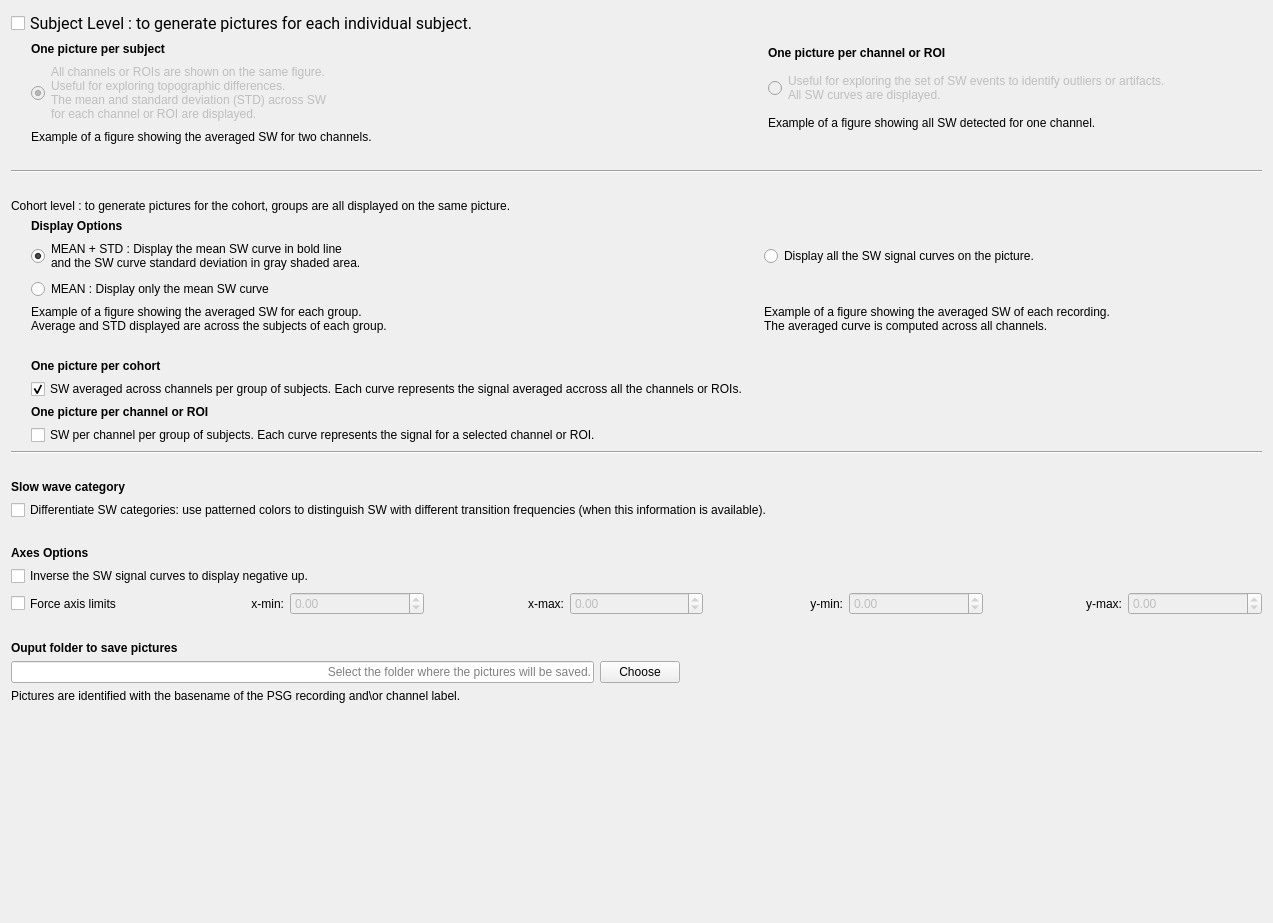
SnoozToolbox/snooz-package-ceams, file tools/CEAMSTools/SlowWaveImages/OutputFiles/Ui_OutputFiles.ui: the form before one commit.
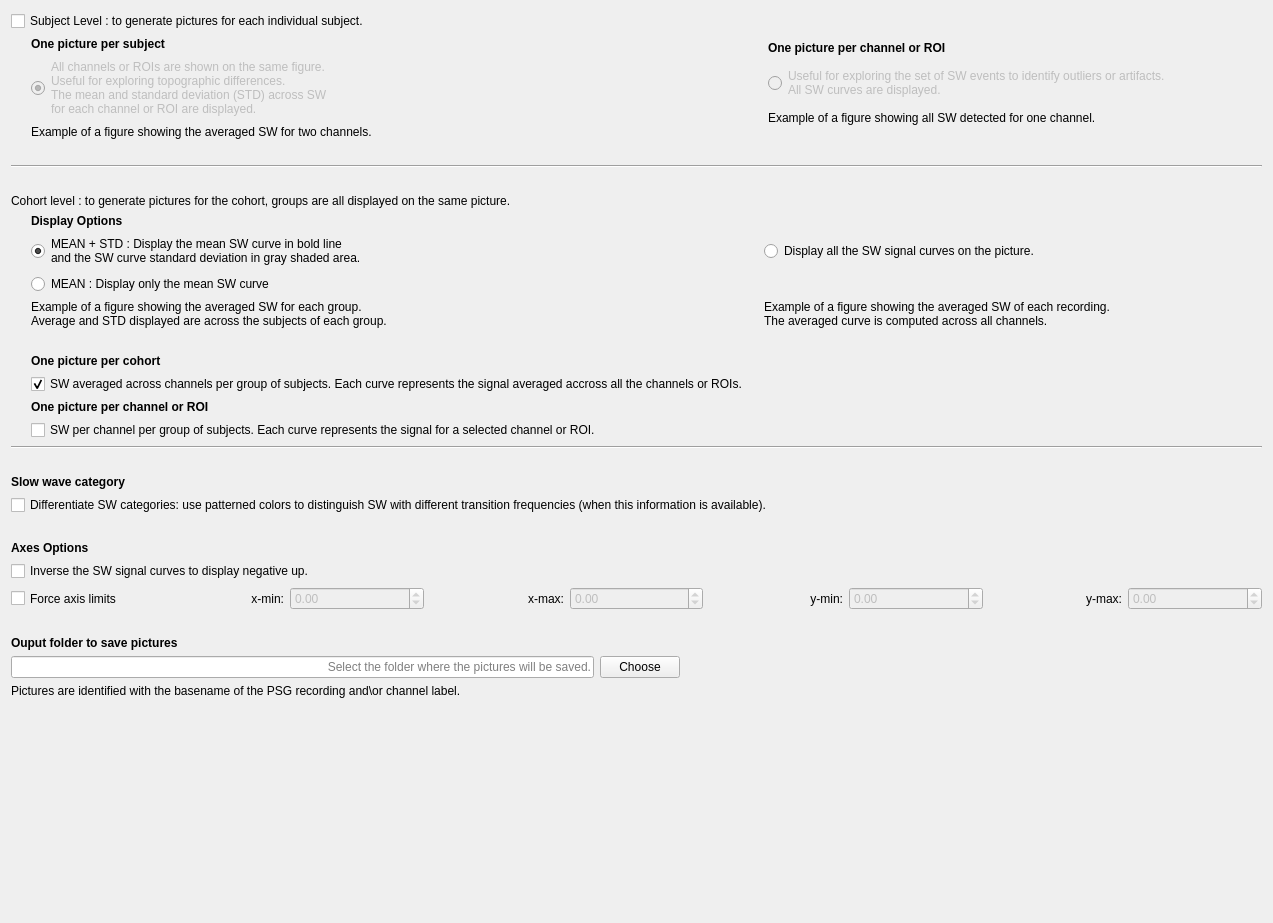
The form after the commit.

Commit message: Font step 4: forms without fonts of their own, look kept

The edit to the form file:
```diff
--- a/tools/CEAMSTools/SlowWaveImages/OutputFiles/Ui_OutputFiles.ui
+++ b/tools/CEAMSTools/SlowWaveImages/OutputFiles/Ui_OutputFiles.ui
@@ -13,9 +13,6 @@
   <property name="windowTitle">
    <string/>
   </property>
-  <property name="styleSheet">
-   <string notr="true">font: 12pt &quot;Roboto&quot;;</string>
-  </property>
   <layout class="QVBoxLayout" name="verticalLayout_6">
    <item>
     <layout class="QVBoxLayout" name="verticalLayout_5">
@@ -29,8 +26,6 @@
        </property>
        <property name="font">
         <font>
-         <family>Roboto</family>
-         <pointsize>12</pointsize>
          <italic>false</italic>
          <bold>false</bold>
         </font>
```
The commit also changes 427 other files.
